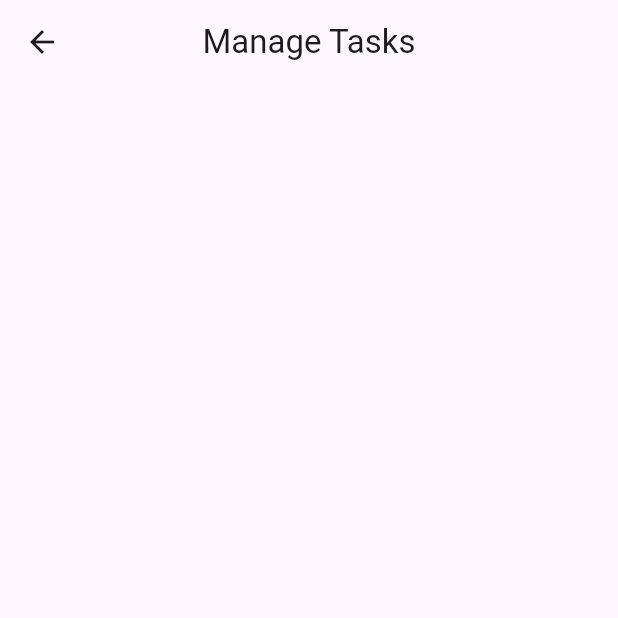
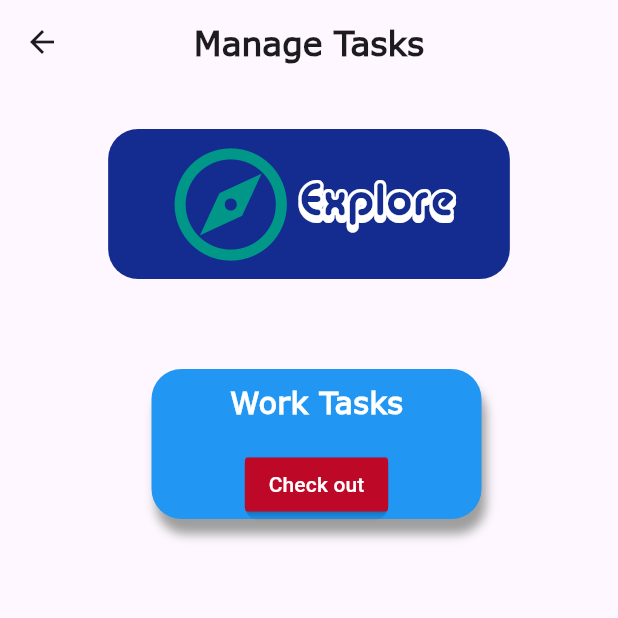
Before and after one commit to zarqizoubir/promodorro_app, a Flutter app: the screen it shows after launch, after a tap on "Notes", on a phone screen of 412 x 824 dp, the top half of it. Run offline on Flutter 3.47's test engine with Material 2 defaults, Android fonts, the phone set to English and light mode, and no system bars; our stand-ins replace awesome_extensions, circular_countdown_timer, device_preview, get, settings_ui; Roboto replaces fonts that are missing (bailysc).

Commit message:
build main Note page Ui

```diff
--- /dev/null
+++ b/lib/Global/scroll.dart
@@ -0,0 +1,10 @@
+import 'package:flutter/material.dart';
+import 'dart:ui';
+
+class MyScrollBehavior extends MaterialScrollBehavior {
+  @override
+  Set<PointerDeviceKind> get dragDevices => {
+        PointerDeviceKind.touch,
+        PointerDeviceKind.mouse,
+      };
+}
--- a/lib/Views/Note/mainPage_widgets.dart
+++ b/lib/Views/Note/mainPage_widgets.dart
@@ -1,3 +1,108 @@
+// ignore_for_file: prefer_const_constructors, prefer_const_literals_to_create_immutables
+
 import 'package:flutter/material.dart';
+import 'package:awesome_extensions/awesome_extensions.dart';
 
-Widget ExploreWidget() => Container();
+Widget ExploreWidget(
+  BuildContext context,
+) =>
+    Container(
+      padding: const EdgeInsets.all(30),
+      width: double.maxFinite,
+      child: Center(
+        child: Container(
+          height: 100,
+          width: context.width * 0.65,
+          decoration: BoxDecoration(
+            borderRadius: BorderRadius.circular(20),
+            color: Color.fromARGB(255, 20, 43, 143),
+          ),
+          child: InkWell(
+            onTap: () {},
+            child: Row(
+              mainAxisAlignment: MainAxisAlignment.center,
+              children: [
+                const Icon(
+                  Icons.explore_outlined,
+                  size: 90,
+                  color: Colors.teal,
+                ),
+                const Text(
+                  "Explore",
+                  style: TextStyle(
+                    fontFamily: "Albas",
+                    fontSize: 30,
+                    color: Colors.white,
+                  ),
+                )
+              ],
+            ),
+          ),
+        ),
+      ),
+    );
+
+Widget mainSlider() => Container(
+      child: SingleChildScrollView(
+        padding: const EdgeInsets.all(10),
+        scrollDirection: Axis.horizontal,
+        child: Row(
+          children: [
+            SliderItem(label: "Work"),
+          ],
+        ),
+      ),
+    );
+
+Widget SliderItem({
+  required String label,
+}) =>
+    Container(
+      margin: const EdgeInsets.only(right: 20, left: 30),
+      height: 100,
+      width: 220,
+      decoration: BoxDecoration(
+        color: Colors.blue,
+        borderRadius: BorderRadius.circular(20),
+        boxShadow: [
+          BoxShadow(
+            color: Colors.grey,
+            offset: Offset(3, 10),
+            blurRadius: 5,
+            blurStyle: BlurStyle.normal,
+          ),
+        ],
+      ),
+      child: Column(
+        children: [
+          Padding(
+            padding: const EdgeInsets.all(8.0),
+            child: Text(
+              "$label Tasks",
+              style: TextStyle(
+                color: Colors.white,
+                fontSize: 20,
+                fontFamily: "verdana",
+                fontWeight: FontWeight.bold,
+              ),
+            ),
+          ),
+          Padding(
+            padding: const EdgeInsets.all(8.0),
+            child: ClipRRect(
+              borderRadius: BorderRadius.circular(10),
+              child: MaterialButton(
+                color: Color.fromARGB(255, 190, 8, 39),
+                child: Text(
+                  "Check out",
+                  style: TextStyle(
+                    color: Colors.white,
+                  ),
+                ),
+                onPressed: () {},
+              ),
+            ),
+          ),
+        ],
+      ),
+    );
--- a/lib/Views/Note/note_mainPage.dart
+++ b/lib/Views/Note/note_mainPage.dart
@@ -13,13 +13,18 @@ class NoteMainPage extends StatelessWidget {
         title: const Text(
           'Manage Tasks',
           style: TextStyle(
-            fontFamily: "bailysc",
+            fontFamily: "verdana",
+            fontWeight: FontWeight.bold,
           ),
         ),
       ),
       body: Column(
         children: [
-          ExploreWidget(),
+          ExploreWidget(context),
+          const SizedBox(
+            height: 20,
+          ),
+          mainSlider(),
         ],
       ),
     );
--- a/lib/main.dart
+++ b/lib/main.dart
@@ -1,3 +1,4 @@
+import 'package:app/Global/scroll.dart';
 import 'package:flutter/material.dart';
 import 'package:get/get.dart';
 import 'package:device_preview/device_preview.dart';
@@ -19,6 +20,7 @@ class MyApp extends StatelessWidget {
   @override
   Widget build(BuildContext context) {
     return GetMaterialApp(
+      scrollBehavior: MyScrollBehavior(),
       textDirection: TextDirection.ltr,
       theme: ThemeData(
         useMaterial3: true,
```
